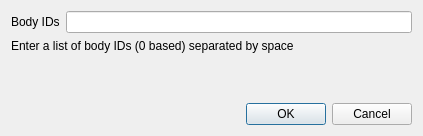
Above: SelectBodiesById.ui from danlipsa/foamvis before the change. Below: the same form after it.
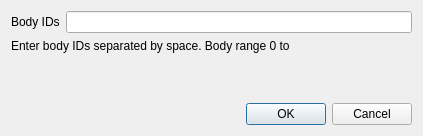
That is the form after the change.

Diff of the .ui file:
```diff
--- a/SelectBodiesById.ui
+++ b/SelectBodiesById.ui
@@ -36,7 +36,7 @@
    <item>
     <widget class="QLabel" name="label">
      <property name="text">
-      <string>Enter a list of body IDs (0 based) separated by space</string>
+      <string>Enter body IDs separated by space. Body range 0 to </string>
      </property>
     </widget>
    </item>
```
Left out of the diff: 2 changed lines with no effect on the pictures.
